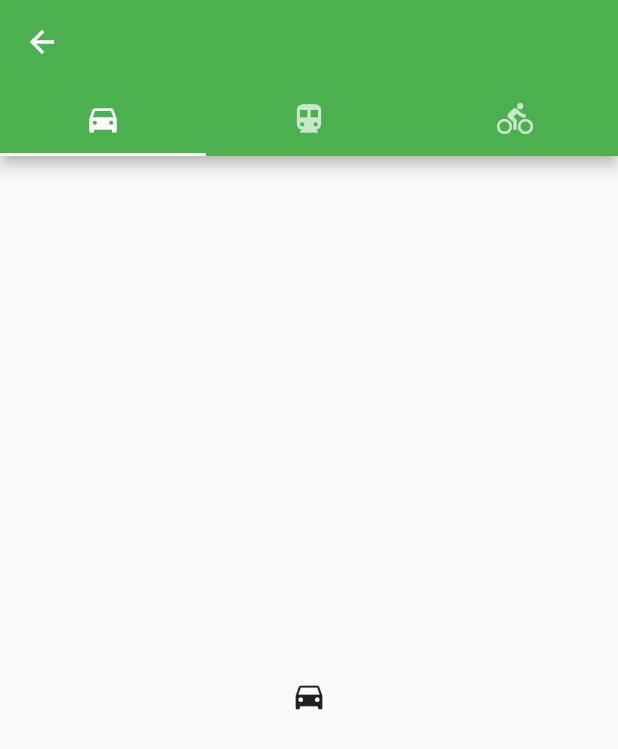
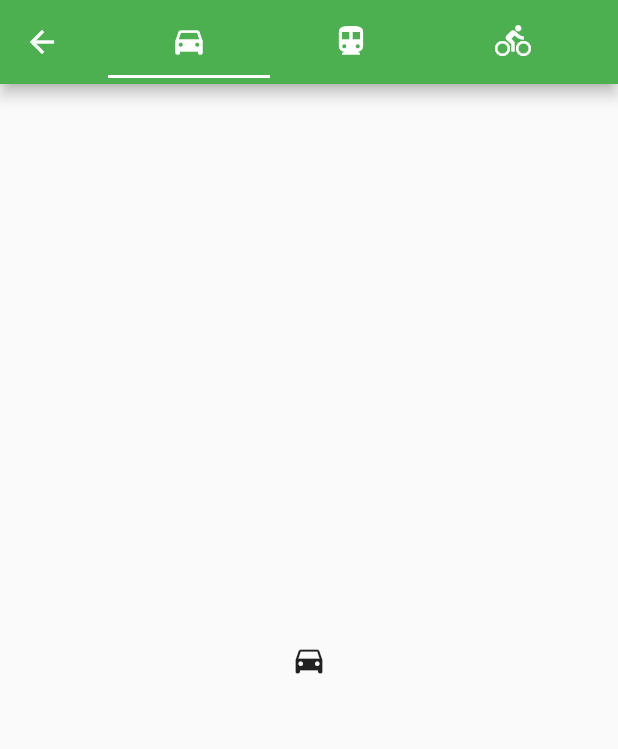
Before and after one commit to handika231/flutter-codelabs, a Flutter app: the TabBarApp screen opened directly, on a phone screen of 412 x 824 dp. Shown: the top 749 px of the screen. Run offline on Flutter 3.47's test engine with Material 2 defaults, Android fonts, the phone set to English and light mode, and no system bars; our stand-ins replace adaptive_dialog, cached_network_image, freezed_annotation, google_fonts, top_snackbar_flutter, transparent_image and 1 more; generated files the repository leaves out were written again.

Commit message:
clear program

```diff
--- a/design_flutter_app/lib/pages/tabbar_app.dart
+++ b/design_flutter_app/lib/pages/tabbar_app.dart
@@ -9,7 +9,7 @@ class TabBarApp extends StatelessWidget {
       length: 3,
       child: Scaffold(
         appBar: AppBar(
-          bottom: const TabBar(
+          title: const TabBar(
             tabs: [
               Tab(icon: Icon(Icons.directions_car)),
               Tab(icon: Icon(Icons.directions_transit)),
```
